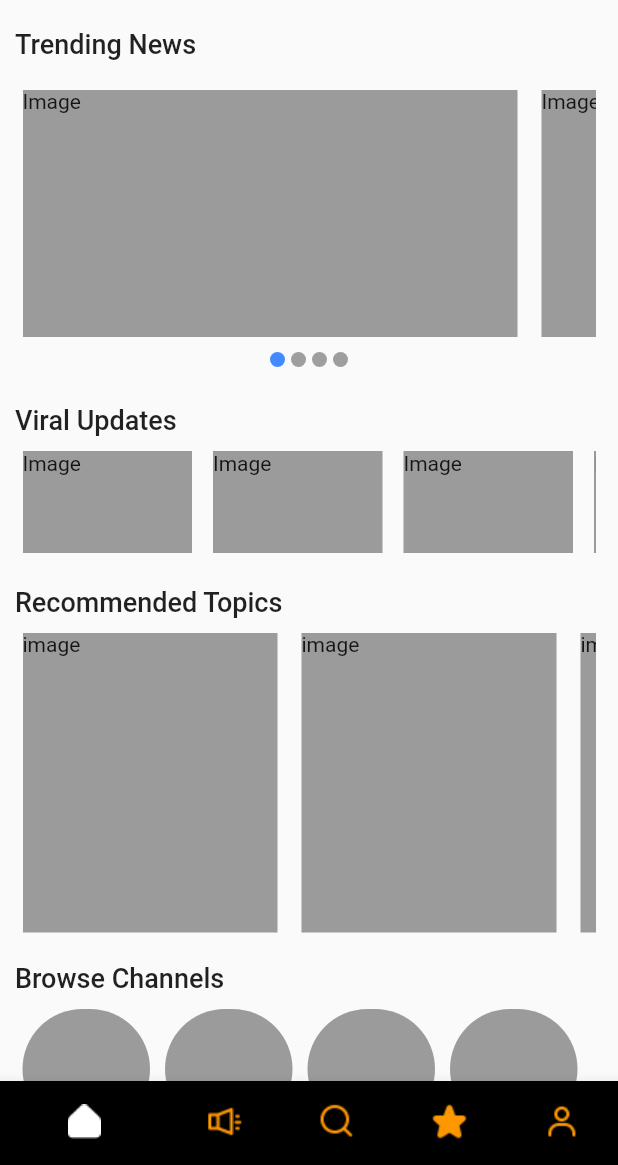
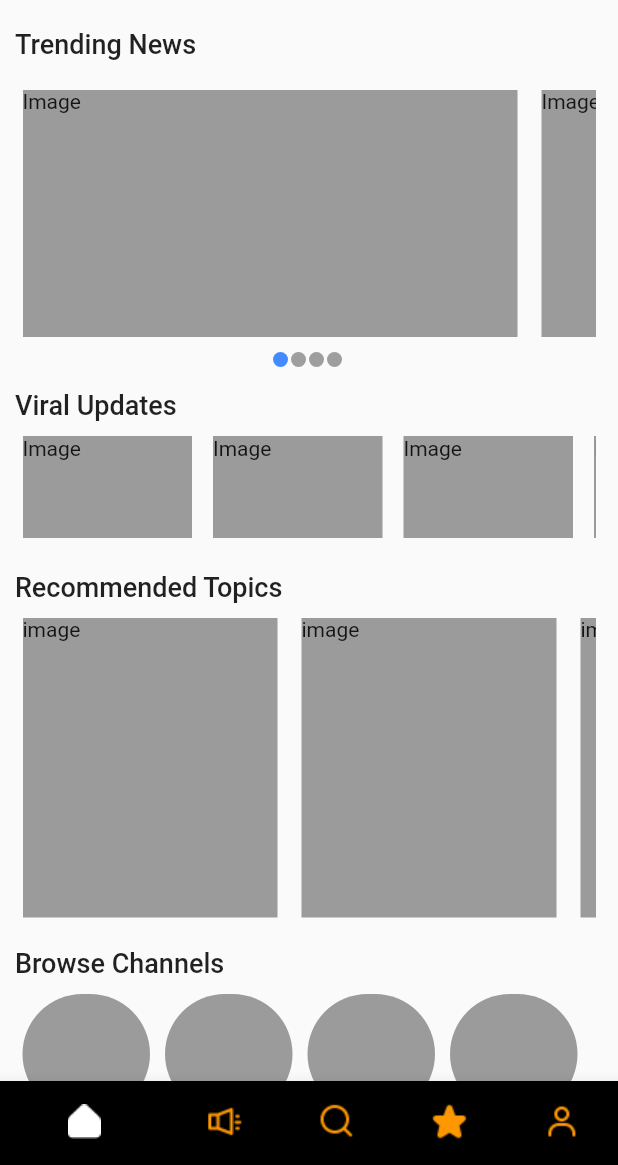
Before and after one commit to VanshitaKanodia/e_patrakaar, a Flutter app: the screen it shows after launch, on a phone screen of 412 x 824 dp, the part 71-1236 px from its top. Run offline on Flutter 3.47's test engine with Material 2 defaults, Android fonts, the light colour scheme and no system bars; our stand-ins replace dots_indicator.

Commit message:
UI update

```diff
--- a/lib/pages/home_page.dart
+++ b/lib/pages/home_page.dart
@@ -1,9 +1,9 @@
 // ignore_for_file: prefer_const_constructors
 
+import 'package:e_patrakar/pages/view_page.dart';
 import 'package:flutter/material.dart';
+import 'package:dots_indicator/dots_indicator.dart';
 import 'package:e_patrakar/utils/card_state.dart';
-
-
 
 
 class HomePage extends StatefulWidget {
@@ -14,8 +14,9 @@ class HomePage extends StatefulWidget {
 }
 
 class _HomePageState extends State<HomePage> {
+  late int _currentIndex=0;
+  int _itemCount = 4;
 
-  int _currentIndex = 0;
   @override
   Widget build(BuildContext context) {
     return Scaffold(
@@ -51,7 +52,7 @@ class _HomePageState extends State<HomePage> {
                         height: 165.0,
                         child: ListView.builder(
                           //length of items used
-                            itemCount: 4,
+                            itemCount: _itemCount,
                             scrollDirection: Axis.horizontal,
                             shrinkWrap: true,
                             itemBuilder: (context, index) {
@@ -63,23 +64,33 @@ class _HomePageState extends State<HomePage> {
                   ),
                 ),
 
+
                 Row(
                   mainAxisAlignment: MainAxisAlignment.center,
-                  children: map<Widget>(cardList, (index, url) {
-                    return Container(
-                      width: 10.0,
-                      height: 10.0,
-                      margin: EdgeInsets.symmetric(
-                          vertical: 10.0, horizontal: 2.0),
-                      decoration: BoxDecoration(
-                        shape: BoxShape.circle,
-                        color: _currentIndex == index
-                            ? Colors.blueAccent
-                            : Colors.grey,
-                      ),
-                    );
-                  }),
+                    children: [
+                      for(int i = 0; i < _itemCount; i++)
+                        Container(
+                          margin: EdgeInsets.only(top: 10.0, right: 2),
+                            height: 10, width: 10,
+                            decoration: BoxDecoration(
+                                color: i == _currentIndex ? Colors.blueAccent : Colors.grey,
+                                borderRadius: BorderRadius.circular(5)
+                            )
+                        )
+                    ]
                 ),
+
+                // DotsIndicator(
+                //   mainAxisAlignment: MainAxisAlignment.center,
+                //   dotsCount: _itemCount,
+                //   position: _currentIndex.toDouble(),
+                //   decorator: DotsDecorator(
+                //       spacing: EdgeInsets.only(left: 2, right: 2),
+                //      color: Colors.grey,
+                //       activeColor: Colors.blueAccent,
+                // ),
+                // ),
+
                 SizedBox(height: 15.0),
 
                 Text('Viral Updates',
--- a/lib/utils/bottom_bar.dart
+++ b/lib/utils/bottom_bar.dart
@@ -2,6 +2,8 @@ import 'package:e_patrakar/pages/home_page.dart';
 import 'package:e_patrakar/pages/view_page.dart';
 import 'package:e_patrakar/pages/search_page.dart';
 import 'package:flutter/material.dart';
+
+import '../pages/star_page.dart';
 
 
 class BottomBar extends StatefulWidget {
@@ -13,7 +15,7 @@ class BottomBar extends StatefulWidget {
 
 class _BottomBarState extends State<BottomBar> {
   int _currentIndex=0;
-   var tabs=[HomePage(),ViewPage(),SearchPage(),ViewPage()];
+   var tabs=[HomePage(),ViewPage(),SearchPage(),StarPage()];
 
   @override
   Widget build(BuildContext context) {
--- a/pubspec.yaml
+++ b/pubspec.yaml
@@ -46,6 +46,8 @@ dev_dependencies:
   # rules and activating additional ones.
   flutter_lints: ^2.0.0
   carousel_slider: ^4.1.1
+  getwidget: ^3.0.1
+  dots_indicator: ^2.1.0
 
 # For information on the generic Dart part of this file, see the
 # following page: https://dart.dev/tools/pub/pubspec
```
Also changed, not shown: lib/pages/search_page.dart (+8 -13 lines), pubspec.lock.
